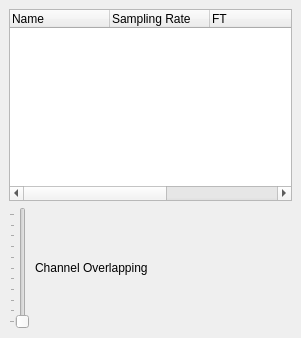
Old version of the form src/config_widget/signal_info_dock_widget.ui in the repository tools4BCI/TiA-Scope.
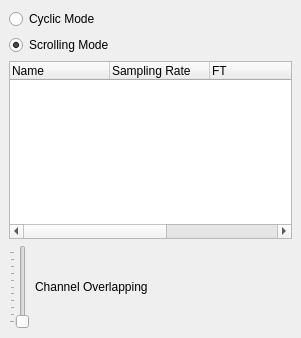
New version of the form.

Commit message: fixed cyclic update shift

```diff
--- a/src/config_widget/signal_info_dock_widget.ui
+++ b/src/config_widget/signal_info_dock_widget.ui
@@ -18,6 +18,23 @@
   </property>
   <widget class="QWidget" name="dockWidgetContents">
    <layout class="QVBoxLayout" name="verticalLayout">
+    <item>
+     <widget class="QRadioButton" name="cyclicMode">
+      <property name="text">
+       <string>Cyclic Mode</string>
+      </property>
+     </widget>
+    </item>
+    <item>
+     <widget class="QRadioButton" name="scrollingMode">
+      <property name="text">
+       <string>Scrolling Mode</string>
+      </property>
+      <property name="checked">
+       <bool>true</bool>
+      </property>
+     </widget>
+    </item>
     <item>
      <widget class="QTreeWidget" name="signalTree">
       <property name="animated">
```
The commit also changes 3 other files.
